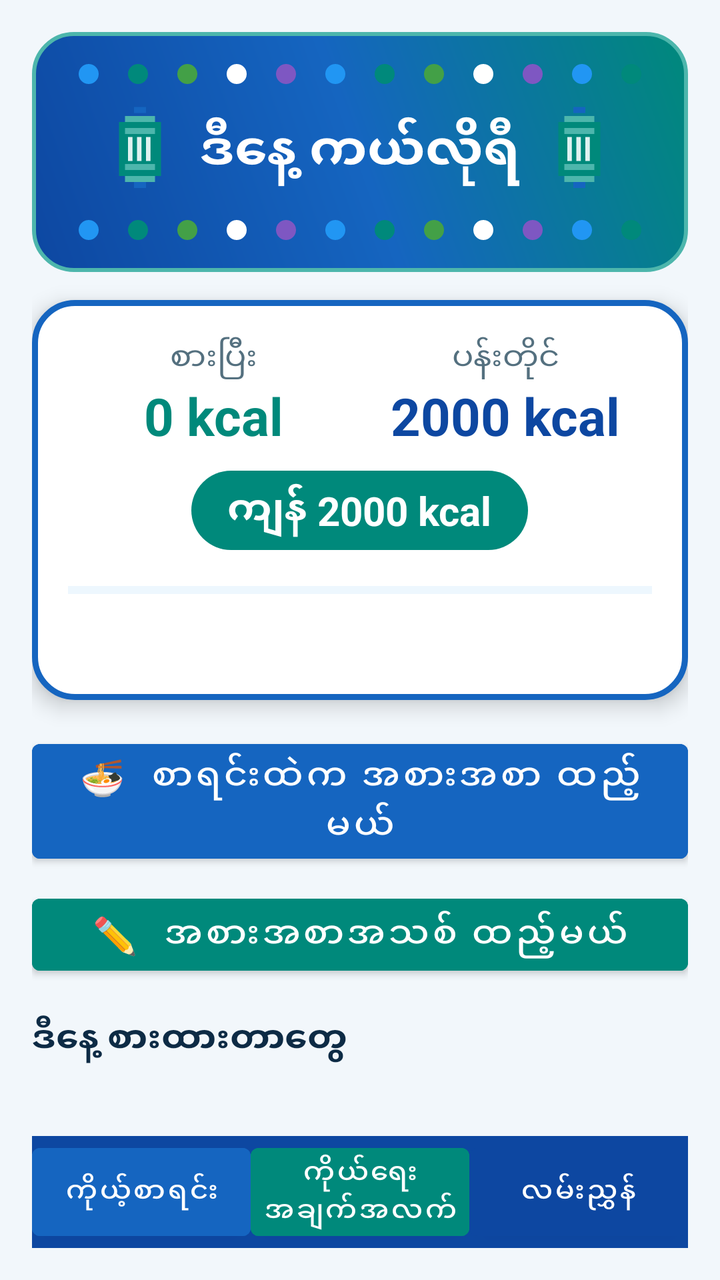
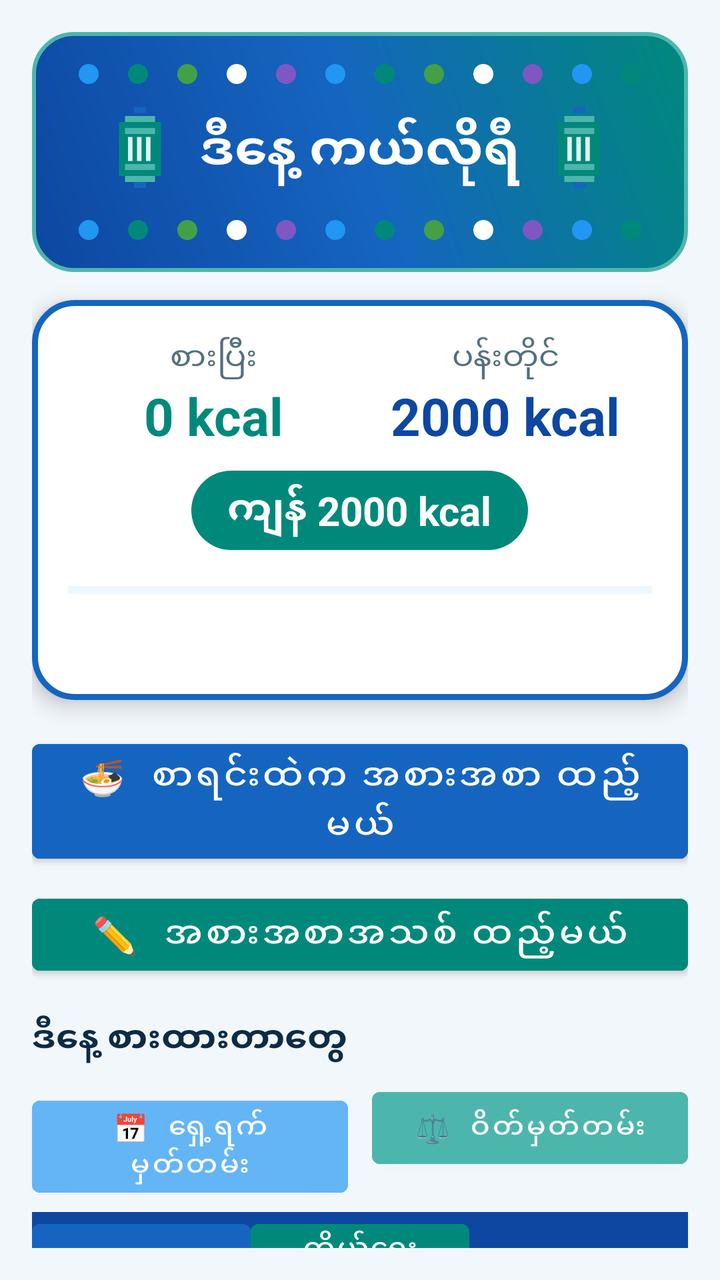

Screens rendered from an Android XML layout before and after an edit, with the pre-edit source and the edit as a unified diff.
<!-- AndroidManifest.xml: application theme Theme.CalorieApp -->
<!-- res/layout/activity_main.xml -->
<?xml version="1.0" encoding="utf-8"?>
<LinearLayout xmlns:android="http://schemas.android.com/apk/res/android"
    android:layout_width="match_parent"
    android:layout_height="match_parent"
    android:orientation="vertical"
    android:padding="16dp"
    android:background="@color/ice">

    
    <FrameLayout
        android:id="@+id/bannerBox"
        android:layout_width="match_parent"
        android:layout_height="wrap_content"
        android:background="@drawable/banner_bg"
        android:padding="16dp">
        <LinearLayout
            android:layout_width="match_parent"
            android:layout_height="wrap_content"
            android:orientation="vertical">
        <LinearLayout android:id="@+id/lightsTopRow" android:layout_width="match_parent" android:layout_height="wrap_content" android:orientation="horizontal" android:paddingBottom="6dp">
            <FrameLayout android:layout_width="0dp" android:layout_weight="1" android:layout_height="wrap_content" android:gravity="center">
            <View android:layout_width="10dp" android:layout_height="10dp" android:layout_gravity="center" android:background="@drawable/light_dot_blue" />
            </FrameLayout>
            <FrameLayout android:layout_width="0dp" android:layout_weight="1" android:layout_height="wrap_content" android:gravity="center">
            <View android:layout_width="10dp" android:layout_height="10dp" android:layout_gravity="center" android:background="@drawable/light_dot_teal" />
            </FrameLayout>
            <FrameLayout android:layout_width="0dp" android:layout_weight="1" android:layout_height="wrap_content" android:gravity="center">
            <View android:layout_width="10dp" android:layout_height="10dp" android:layout_gravity="center" android:background="@drawable/light_dot_green" />
            </FrameLayout>
            <FrameLayout android:layout_width="0dp" android:layout_weight="1" android:layout_height="wrap_content" android:gravity="center">
            <View android:layout_width="10dp" android:layout_height="10dp" android:layout_gravity="center" android:background="@drawable/light_dot_white" />
            </FrameLayout>
            <FrameLayout android:layout_width="0dp" android:layout_weight="1" android:layout_height="wrap_content" android:gravity="center">
            <View android:layout_width="10dp" android:layout_height="10dp" android:layout_gravity="center" android:background="@drawable/light_dot_purple" />
            </FrameLayout>
            <FrameLayout android:layout_width="0dp" android:layout_weight="1" android:layout_height="wrap_content" android:gravity="center">
            <View android:layout_width="10dp" android:layout_height="10dp" android:layout_gravity="center" android:background="@drawable/light_dot_blue" />
            </FrameLayout>
            <FrameLayout android:layout_width="0dp" android:layout_weight="1" android:layout_height="wrap_content" android:gravity="center">
            <View android:layout_width="10dp" android:layout_height="10dp" android:layout_gravity="center" android:background="@drawable/light_dot_teal" />
            </FrameLayout>
            <FrameLayout android:layout_width="0dp" android:layout_weight="1" android:layout_height="wrap_content" android:gravity="center">
            <View android:layout_width="10dp" android:layout_height="10dp" android:layout_gravity="center" android:background="@drawable/light_dot_green" />
            </FrameLayout>
            <FrameLayout android:layout_width="0dp" android:layout_weight="1" android:layout_height="wrap_content" android:gravity="center">
            <View android:layout_width="10dp" android:layout_height="10dp" android:layout_gravity="center" android:background="@drawable/light_dot_white" />
            </FrameLayout>
            <FrameLayout android:layout_width="0dp" android:layout_weight="1" android:layout_height="wrap_content" android:gravity="center">
            <View android:layout_width="10dp" android:layout_height="10dp" android:layout_gravity="center" android:background="@drawable/light_dot_purple" />
            </FrameLayout>
            <FrameLayout android:layout_width="0dp" android:layout_weight="1" android:layout_height="wrap_content" android:gravity="center">
            <View android:layout_width="10dp" android:layout_height="10dp" android:layout_gravity="center" android:background="@drawable/light_dot_blue" />
            </FrameLayout>
            <FrameLayout android:layout_width="0dp" android:layout_weight="1" android:layout_height="wrap_content" android:gravity="center">
            <View android:layout_width="10dp" android:layout_height="10dp" android:layout_gravity="center" android:background="@drawable/light_dot_teal" />
            </FrameLayout>
        </LinearLayout>
<LinearLayout
            android:layout_width="match_parent"
            android:layout_height="wrap_content"
            android:orientation="horizontal"
            android:gravity="center"
            android:paddingTop="4dp"
            android:paddingBottom="4dp">
            <ImageView
                android:id="@+id/lanternLeft"
                android:layout_width="36dp"
                android:layout_height="48dp"
                android:layout_marginEnd="12dp"
                android:src="@drawable/ic_lantern"
                android:contentDescription="ဆီမီး" />
            <TextView
                android:layout_width="wrap_content"
                android:layout_height="wrap_content"
                android:text="ဒီနေ့ ကယ်လိုရီ"
                android:textSize="26sp"
                android:textStyle="bold"
                android:textAlignment="center"
                android:textColor="@android:color/white" />
            <ImageView
                android:id="@+id/lanternRight"
                android:layout_width="36dp"
                android:layout_height="48dp"
                android:layout_marginStart="12dp"
                android:src="@drawable/ic_lantern"
                android:contentDescription="ဆီမီး" />
        </LinearLayout>
        <LinearLayout android:id="@+id/lightsBottomRow" android:layout_width="match_parent" android:layout_height="wrap_content" android:orientation="horizontal" android:paddingTop="6dp">
            <FrameLayout android:layout_width="0dp" android:layout_weight="1" android:layout_height="wrap_content" android:gravity="center">
            <View android:layout_width="10dp" android:layout_height="10dp" android:layout_gravity="center" android:background="@drawable/light_dot_blue" />
            </FrameLayout>
            <FrameLayout android:layout_width="0dp" android:layout_weight="1" android:layout_height="wrap_content" android:gravity="center">
            <View android:layout_width="10dp" android:layout_height="10dp" android:layout_gravity="center" android:background="@drawable/light_dot_teal" />
            </FrameLayout>
            <FrameLayout android:layout_width="0dp" android:layout_weight="1" android:layout_height="wrap_content" android:gravity="center">
            <View android:layout_width="10dp" android:layout_height="10dp" android:layout_gravity="center" android:background="@drawable/light_dot_green" />
            </FrameLayout>
            <FrameLayout android:layout_width="0dp" android:layout_weight="1" android:layout_height="wrap_content" android:gravity="center">
            <View android:layout_width="10dp" android:layout_height="10dp" android:layout_gravity="center" android:background="@drawable/light_dot_white" />
            </FrameLayout>
            <FrameLayout android:layout_width="0dp" android:layout_weight="1" android:layout_height="wrap_content" android:gravity="center">
            <View android:layout_width="10dp" android:layout_height="10dp" android:layout_gravity="center" android:background="@drawable/light_dot_purple" />
            </FrameLayout>
            <FrameLayout android:layout_width="0dp" android:layout_weight="1" android:layout_height="wrap_content" android:gravity="center">
            <View android:layout_width="10dp" android:layout_height="10dp" android:layout_gravity="center" android:background="@drawable/light_dot_blue" />
            </FrameLayout>
            <FrameLayout android:layout_width="0dp" android:layout_weight="1" android:layout_height="wrap_content" android:gravity="center">
            <View android:layout_width="10dp" android:layout_height="10dp" android:layout_gravity="center" android:background="@drawable/light_dot_teal" />
            </FrameLayout>
            <FrameLayout android:layout_width="0dp" android:layout_weight="1" android:layout_height="wrap_content" android:gravity="center">
            <View android:layout_width="10dp" android:layout_height="10dp" android:layout_gravity="center" android:background="@drawable/light_dot_green" />
            </FrameLayout>
            <FrameLayout android:layout_width="0dp" android:layout_weight="1" android:layout_height="wrap_content" android:gravity="center">
            <View android:layout_width="10dp" android:layout_height="10dp" android:layout_gravity="center" android:background="@drawable/light_dot_white" />
            </FrameLayout>
            <FrameLayout android:layout_width="0dp" android:layout_weight="1" android:layout_height="wrap_content" android:gravity="center">
            <View android:layout_width="10dp" android:layout_height="10dp" android:layout_gravity="center" android:background="@drawable/light_dot_purple" />
            </FrameLayout>
            <FrameLayout android:layout_width="0dp" android:layout_weight="1" android:layout_height="wrap_content" android:gravity="center">
            <View android:layout_width="10dp" android:layout_height="10dp" android:layout_gravity="center" android:background="@drawable/light_dot_blue" />
            </FrameLayout>
            <FrameLayout android:layout_width="0dp" android:layout_weight="1" android:layout_height="wrap_content" android:gravity="center">
            <View android:layout_width="10dp" android:layout_height="10dp" android:layout_gravity="center" android:background="@drawable/light_dot_teal" />
            </FrameLayout>
        </LinearLayout>
        </LinearLayout>
    </FrameLayout>

    
    <LinearLayout
        android:layout_width="match_parent"
        android:layout_height="wrap_content"
        android:orientation="vertical"
        android:layout_marginTop="14dp"
        android:background="@drawable/summary_card_bg"
        android:padding="18dp"
        android:elevation="6dp">
        <LinearLayout
            android:layout_width="match_parent"
            android:layout_height="wrap_content"
            android:orientation="horizontal">
            <LinearLayout
                android:layout_width="0dp"
                android:layout_weight="1"
                android:layout_height="wrap_content"
                android:orientation="vertical"
                android:gravity="center">
                <TextView
                    android:layout_width="wrap_content"
                    android:layout_height="wrap_content"
                    android:text="စားပြီး"
                    android:textSize="16sp"
                    android:textColor="@color/ink_soft" />
                <TextView
                    android:id="@+id/txtEaten"
                    android:layout_width="wrap_content"
                    android:layout_height="wrap_content"
                    android:text="0 kcal"
                    android:textSize="26sp"
                    android:textStyle="bold"
                    android:textColor="@color/teal" />
            </LinearLayout>
            <LinearLayout
                android:layout_width="0dp"
                android:layout_weight="1"
                android:layout_height="wrap_content"
                android:orientation="vertical"
                android:gravity="center">
                <TextView
                    android:layout_width="wrap_content"
                    android:layout_height="wrap_content"
                    android:text="ပန်းတိုင်"
                    android:textSize="16sp"
                    android:textColor="@color/ink_soft" />
                <TextView
                    android:id="@+id/txtTarget"
                    android:layout_width="wrap_content"
                    android:layout_height="wrap_content"
                    android:text="2000 kcal"
                    android:textSize="26sp"
                    android:textStyle="bold"
                    android:textColor="@color/navy" />
            </LinearLayout>
        </LinearLayout>
        <TextView
            android:id="@+id/txtRemain"
            android:layout_width="wrap_content"
            android:layout_height="wrap_content"
            android:layout_gravity="center"
            android:layout_marginTop="10dp"
            android:background="@drawable/remain_pill"
            android:paddingStart="18dp"
            android:paddingEnd="18dp"
            android:paddingTop="6dp"
            android:paddingBottom="6dp"
            android:text="ကျန် 2000 kcal"
            android:textSize="20sp"
            android:textStyle="bold"
            android:textColor="@android:color/white" />
        <ProgressBar
            android:id="@+id/progress"
            style="?android:attr/progressBarStyleHorizontal"
            android:layout_width="match_parent"
            android:layout_height="16dp"
            android:layout_marginTop="12dp"
            android:max="2000"
            android:progress="0"
            android:progressTint="@color/teal"
            android:progressBackgroundTint="@color/blue_pale" />
        <TextView
            android:id="@+id/txtSummary"
            android:layout_width="wrap_content"
            android:layout_height="wrap_content"
            android:layout_marginTop="10dp"
            android:textSize="14sp"
            android:textColor="@color/ink_soft" />
    </LinearLayout>

    <Button
        android:id="@+id/btnAddPreset"
        android:layout_width="match_parent"
        android:layout_height="wrap_content"
        android:layout_marginTop="16dp"
        android:backgroundTint="@color/blue"
        android:textColor="@android:color/white"
        android:elevation="6dp"
        android:text="🍜  စာရင်းထဲက အစားအစာ ထည့်မယ်"
        android:textSize="18sp" />
    <Button
        android:id="@+id/btnAddCustom"
        android:layout_width="match_parent"
        android:layout_height="wrap_content"
        android:layout_marginTop="8dp"
        android:backgroundTint="@color/teal"
        android:textColor="@android:color/white"
        android:elevation="6dp"
        android:text="✏️  အစားအစာအသစ် ထည့်မယ်"
        android:textSize="18sp" />

    <TextView
        android:layout_width="wrap_content"
        android:layout_height="wrap_content"
        android:layout_marginTop="16dp"
        android:text="ဒီနေ့ စားထားတာတွေ"
        android:textSize="18sp"
        android:textStyle="bold"
        android:textColor="@color/deep_navy" />

    <androidx.recyclerview.widget.RecyclerView
        android:id="@+id/entryList"
        android:layout_width="match_parent"
        android:layout_height="0dp"
        android:layout_weight="1" />

    
    <LinearLayout
        android:layout_width="match_parent"
        android:layout_height="56dp"
        android:layout_marginTop="8dp"
        android:orientation="horizontal"
        android:background="@color/navy">
        <Button
            android:id="@+id/btnMyFoods"
            android:layout_width="0dp"
            android:layout_weight="1"
            android:layout_height="match_parent"
            android:minHeight="0dp"
            android:padding="0dp"
            android:backgroundTint="@color/blue"
            android:textColor="@android:color/white"
            android:textSize="14sp"
            android:text="ကိုယ့်စာရင်း" />
        <Button
            android:id="@+id/btnProfile"
            android:layout_width="0dp"
            android:layout_weight="1"
            android:layout_height="match_parent"
            android:minHeight="0dp"
            android:padding="0dp"
            android:backgroundTint="@color/teal"
            android:textColor="@android:color/white"
            android:textSize="14sp"
            android:text="ကိုယ်ရေးအချက်အလက်" />
        <Button
            android:id="@+id/btnGuide"
            android:layout_width="0dp"
            android:layout_weight="1"
            android:layout_height="match_parent"
            android:minHeight="0dp"
            android:padding="0dp"
            android:backgroundTint="@color/navy"
            android:textColor="@android:color/white"
            android:textSize="14sp"
            android:text="လမ်းညွှန်" />
    </LinearLayout>
</LinearLayout>
<!-- resources referenced by this layout -->
<resources>
  <color name="blue">#1565C0</color>
  <color name="blue_pale">#BBDEFB</color>
  <color name="deep_navy">#0D2B45</color>
  <color name="ice">#F2F7FB</color>
  <color name="ink_soft">#54707F</color>
  <color name="navy">#0D47A1</color>
  <color name="teal">#00897B</color>
  <!-- drawable banner_bg (drawable) -->
  <?xml version="1.0" encoding="utf-8"?>
  <shape xmlns:android="http://schemas.android.com/apk/res/android"
      android:shape="rectangle">
      <gradient
          android:angle="45"
          android:startColor="#0D47A1"
          android:centerColor="#1565C0"
          android:endColor="#00897B" />
      <stroke android:width="2dp" android:color="#4DB6AC" />
      <corners android:radius="20dp" />
  </shape>
  <!-- drawable ic_lantern (drawable) -->
  <?xml version="1.0" encoding="utf-8"?>
  <vector xmlns:android="http://schemas.android.com/apk/res/android"
      android:width="48dp"
      android:height="64dp"
      android:viewportWidth="48"
      android:viewportHeight="64">
      <path
          android:fillColor="#1565C0"
          android:pathData="M20,2h8v4h-8z" />
      <path
          android:fillColor="#4DB6AC"
          android:pathData="M14,8h20v4H14z" />
      <path
          android:fillColor="#00897B"
          android:pathData="M10,12h28v36H10z" />
      <path
          android:fillColor="#4DB6AC"
          android:pathData="M14,16h20v4H14zM14,40h20v4H14z" />
      <path
          android:fillColor="#E0F2F1"
          android:pathData="M16,22h3v16h-3zM22,22h3v16h-3zM28,22h3v16h-3z" />
      <path
          android:fillColor="#4DB6AC"
          android:pathData="M14,48h20v4H14z" />
      <path
          android:fillColor="#1565C0"
          android:pathData="M20,52h8v4h-8z" />
      <path
          android:fillColor="#1565C0"
          android:pathData="M24,56v6" />
  </vector>
  <!-- drawable light_dot_blue (drawable) -->
  <?xml version="1.0" encoding="utf-8"?>
  <shape xmlns:android="http://schemas.android.com/apk/res/android"
      android:shape="oval">
      <solid android:color="#2196F3" />
  </shape>
  <!-- drawable light_dot_green (drawable) -->
  <?xml version="1.0" encoding="utf-8"?>
  <shape xmlns:android="http://schemas.android.com/apk/res/android"
      android:shape="oval">
      <solid android:color="#43A047" />
  </shape>
  <!-- drawable light_dot_purple (drawable) -->
  <?xml version="1.0" encoding="utf-8"?>
  <shape xmlns:android="http://schemas.android.com/apk/res/android"
      android:shape="oval">
      <solid android:color="#7E57C2" />
  </shape>
  <!-- drawable light_dot_teal (drawable) -->
  <?xml version="1.0" encoding="utf-8"?>
  <shape xmlns:android="http://schemas.android.com/apk/res/android"
      android:shape="oval">
      <solid android:color="#00897B" />
  </shape>
  <!-- drawable light_dot_white (drawable) -->
  <?xml version="1.0" encoding="utf-8"?>
  <shape xmlns:android="http://schemas.android.com/apk/res/android"
      android:shape="oval">
      <solid android:color="#FFFFFF" />
  </shape>
  <!-- drawable remain_pill (drawable) -->
  <?xml version="1.0" encoding="utf-8"?>
  <shape xmlns:android="http://schemas.android.com/apk/res/android"
      android:shape="rectangle">
      <solid android:color="#00897B" />
      <corners android:radius="20dp" />
  </shape>
  <!-- drawable summary_card_bg (drawable) -->
  <?xml version="1.0" encoding="utf-8"?>
  <shape xmlns:android="http://schemas.android.com/apk/res/android"
      android:shape="rectangle">
      <solid android:color="#FFFFFF" />
      <stroke android:width="3dp" android:color="#1565C0" />
      <corners android:radius="20dp" />
  </shape>
  <style name="Theme.CalorieApp" parent="Theme.MaterialComponents.DayNight.NoActionBar">
          <item name="colorPrimary">@color/blue</item>
          <item name="colorPrimaryVariant">@color/navy</item>
          <item name="colorOnPrimary">@android:color/white</item>
          <item name="android:statusBarColor">@color/deep_navy</item>
          <item name="android:windowBackground">@color/ice</item>
      </style>
</resources>

<!-- the commit's change to res/layout/activity_main.xml (unified diff, before → after) -->
@@ -255,6 +255,34 @@
     
     <LinearLayout
         android:layout_width="match_parent"
+        android:layout_height="wrap_content"
+        android:layout_marginTop="8dp"
+        android:orientation="horizontal">
+        <Button
+            android:id="@+id/btnHistory"
+            android:layout_width="0dp"
+            android:layout_weight="1"
+            android:layout_height="wrap_content"
+            android:layout_marginEnd="6dp"
+            android:backgroundTint="@color/blue_light"
+            android:textColor="@android:color/white"
+            android:textSize="14sp"
+            android:text="📅  ရှေ့ရက် မှတ်တမ်း" />
+        <Button
+            android:id="@+id/btnWeight"
+            android:layout_width="0dp"
+            android:layout_weight="1"
+            android:layout_height="wrap_content"
+            android:layout_marginStart="6dp"
+            android:backgroundTint="@color/teal_light"
+            android:textColor="@android:color/white"
+            android:textSize="14sp"
+            android:text="⚖️  ဝိတ်မှတ်တမ်း" />
+    </LinearLayout>
+
+    
+    <LinearLayout
+        android:layout_width="match_parent"
         android:layout_height="56dp"
         android:layout_marginTop="8dp"
         android:orientation="horizontal"
<!-- resource entries referenced after the edit -->
@@ -1,12 +1,14 @@
 <!-- resources referenced by this layout -->
 <resources>
   <color name="blue">#1565C0</color>
+  <color name="blue_light">#64B5F6</color>
   <color name="blue_pale">#BBDEFB</color>
   <color name="deep_navy">#0D2B45</color>
   <color name="ice">#F2F7FB</color>
   <color name="ink_soft">#54707F</color>
   <color name="navy">#0D47A1</color>
   <color name="teal">#00897B</color>
+  <color name="teal_light">#4DB6AC</color>
   <!-- drawable banner_bg (drawable) -->
   <?xml version="1.0" encoding="utf-8"?>
   <shape xmlns:android="http://schemas.android.com/apk/res/android"
